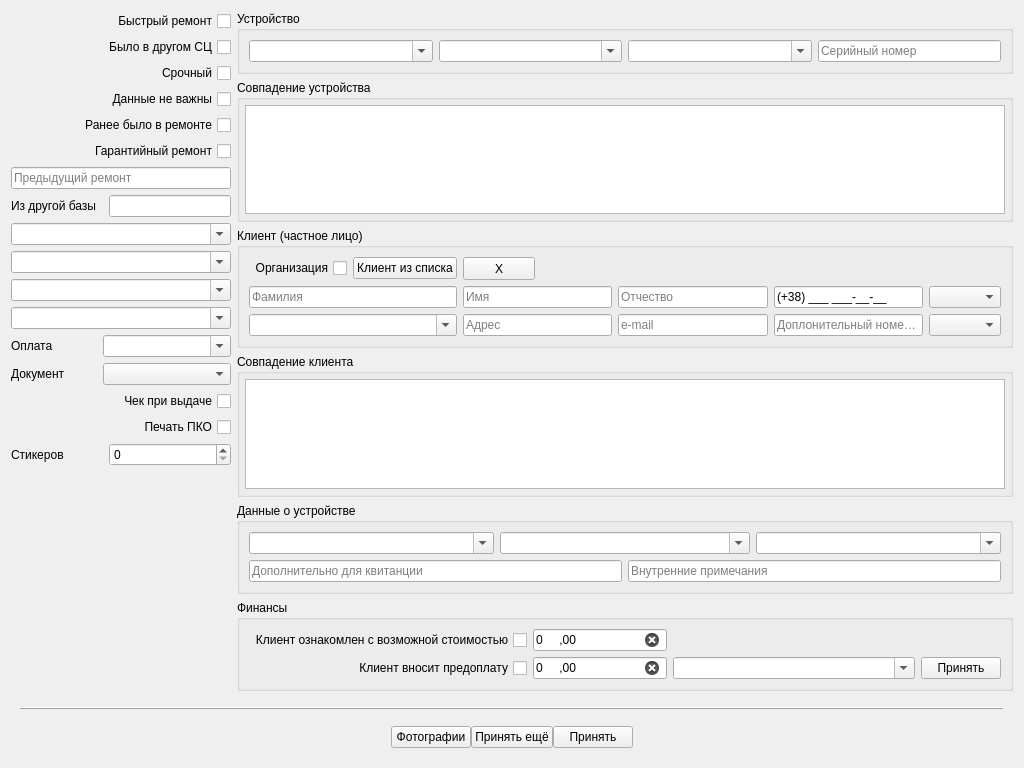
solderercb/snap_crm, file tabrepairnew.ui: the form before one commit.
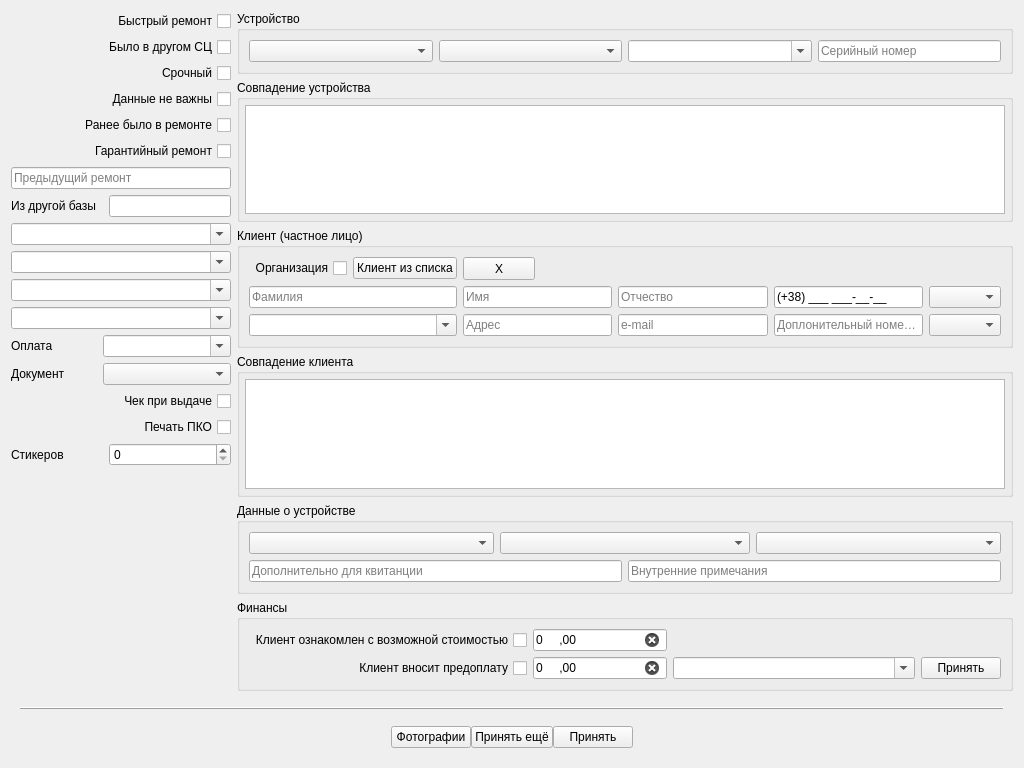
The form after the commit. Custom widgets are drawn as their Qt base class.

Commit message: Вкладка приёма в ремонт доработана:   - стиль не редактируемых comboBox такой же как и у редактируемых;   - заполнение моделей comboBox'ов комплектности и внешнего вида;   - доп. поля;

The edit to the form file:
```diff
--- a/tabrepairnew.ui
+++ b/tabrepairnew.ui
@@ -334,39 +334,44 @@
            </property>
            <layout class="QGridLayout" name="gridLayout_15">
             <item row="0" column="0">
-             <layout class="QGridLayout" name="gridLayoutDeviceDescription">
-              <item row="0" column="2" colspan="2">
-               <widget class="QComboBox" name="comboBoxIncomingSet">
-                <property name="editable">
-                 <bool>true</bool>
+             <layout class="QGridLayout" name="gridLayoutDeviceDescription" columnstretch="1,1,1,1,1,1">
+              <property name="sizeConstraint">
+               <enum>QLayout::SetMinimumSize</enum>
+              </property>
+              <item row="1" column="3" colspan="3">
+               <widget class="QLineEdit" name="lineEditInsideComment">
+                <property name="sizePolicy">
+                 <sizepolicy hsizetype="Minimum" vsizetype="Fixed">
+                  <horstretch>0</horstretch>
+                  <verstretch>0</verstretch>
+                 </sizepolicy>
                 </property>
-                <property name="currentText">
-                 <string extracomment="Ист"/>
+                <property name="text">
+                 <string/>
                 </property>
                 <property name="placeholderText">
-                 <string extracomment="dfgdasf">Комплектность</string>
+                 <string>Внутренние примечания</string>
                 </property>
                </widget>
               </item>
               <item row="0" column="0" colspan="2">
-               <widget class="QComboBox" name="comboBoxProblem">
-                <property name="editable">
-                 <bool>true</bool>
+               <widget class="SSetComboBox" name="comboBoxProblem">
+                <property name="sizePolicy">
+                 <sizepolicy hsizetype="Minimum" vsizetype="Minimum">
+                  <horstretch>0</horstretch>
+                  <verstretch>0</verstretch>
+                 </sizepolicy>
                 </property>
-                <property name="currentText">
-                 <string/>
+               </widget>
+              </item>
+              <item row="0" column="4" colspan="2">
+               <widget class="SSetComboBox" name="comboBoxExterior">
+                <property name="sizePolicy">
+                 <sizepolicy hsizetype="Minimum" vsizetype="Minimum">
+                  <horstretch>0</horstretch>
+                  <verstretch>0</verstretch>
+                 </sizepolicy>
                 </property>
-                <property name="currentIndex">
-                 <number>-1</number>
-                </property>
-                <property name="placeholderText">
-                 <string>Неисправность</string>
-                </property>
-                <item>
-                 <property name="text">
-                  <string/>
-                 </property>
-                </item>
                </widget>
               </item>
               <item row="1" column="0" colspan="3">
@@ -379,26 +384,13 @@
                 </property>
                </widget>
               </item>
-              <item row="0" column="4" colspan="2">
-               <widget class="QComboBox" name="comboBoxExterior">
-                <property name="editable">
-                 <bool>true</bool>
-                </property>
-                <property name="currentText">
-                 <string extracomment="Ист"/>
-                </property>
-                <property name="placeholderText">
-                 <string extracomment="dfgdasf">Состояние</string>
-                </property>
-               </widget>
-              </item>
-              <item row="1" column="3" colspan="3">
-               <widget class="QLineEdit" name="lineEditInsideComment">
-                <property name="text">
-                 <string/>
-                </property>
-                <property name="placeholderText">
-                 <string>Внутренние примечания</string>
+              <item row="0" column="2" colspan="2">
+               <widget class="SSetComboBox" name="comboBoxIncomingSet">
+                <property name="sizePolicy">
+                 <sizepolicy hsizetype="Minimum" vsizetype="Minimum">
+                  <horstretch>0</horstretch>
+                  <verstretch>0</verstretch>
+                 </sizepolicy>
                 </property>
                </widget>
               </item>
@@ -439,8 +431,14 @@
              <layout class="QGridLayout" name="gridLayoutDevice">
               <item row="0" column="0">
                <widget class="QComboBox" name="comboBoxDevice">
+                <property name="autoFillBackground">
+                 <bool>false</bool>
+                </property>
+                <property name="styleSheet">
+                 <string notr="true"/>
+                </property>
                 <property name="editable">
-                 <bool>true</bool>
+                 <bool>false</bool>
                 </property>
                 <property name="currentText">
                  <string/>
@@ -453,7 +451,7 @@
               <item row="0" column="1">
                <widget class="QComboBox" name="comboBoxDeviceMaker">
                 <property name="editable">
-                 <bool>true</bool>
+                 <bool>false</bool>
                 </property>
                 <property name="currentText">
                  <string/>
@@ -952,6 +950,11 @@
     <signal>buttonClicked(int)</signal>
    </slots>
   </customwidget>
+  <customwidget>
+   <class>SSetComboBox</class>
+   <extends>QComboBox</extends>
+   <header>SSetComboBox\ssetcombobox.h</header>
+  </customwidget>
  </customwidgets>
  <tabstops>
   <tabstop>comboBoxDevice</tabstop>
```
Left out of the diff: 16 changed lines with no effect on the pictures. The commit also changes 9 other files.
